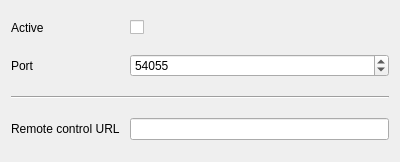
Before: the Qt Designer form src/Gui/Preferences/RemoteControl/GUI_RemoteControlPreferences.ui in Inferno214221/sayonara-player, drawn with Qt 5.
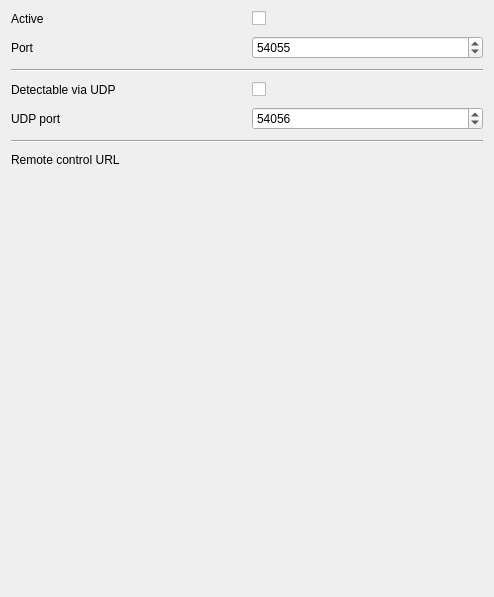
After: the same form once the commit is applied.

The edit to the form file:
```diff
--- a/src/Gui/Preferences/RemoteControl/GUI_RemoteControlPreferences.ui
+++ b/src/Gui/Preferences/RemoteControl/GUI_RemoteControlPreferences.ui
@@ -6,14 +6,51 @@
    <rect>
     <x>0</x>
     <y>0</y>
-    <width>400</width>
-    <height>162</height>
+    <width>494</width>
+    <height>597</height>
    </rect>
   </property>
   <layout class="QGridLayout" name="gridLayout">
    <property name="spacing">
     <number>10</number>
    </property>
+   <item row="4" column="1">
+    <widget class="QSpinBox" name="sb_discover">
+     <property name="minimum">
+      <number>0</number>
+     </property>
+     <property name="maximum">
+      <number>65000</number>
+     </property>
+     <property name="value">
+      <number>54056</number>
+     </property>
+    </widget>
+   </item>
+   <item row="3" column="0">
+    <widget class="QLabel" name="lab_discover">
+     <property name="toolTip">
+      <string notr="true"/>
+     </property>
+     <property name="text">
+      <string>Detectable via UDP</string>
+     </property>
+    </widget>
+   </item>
+   <item row="5" column="0" colspan="2">
+    <widget class="Line" name="line_2">
+     <property name="orientation">
+      <enum>Qt::Horizontal</enum>
+     </property>
+    </widget>
+   </item>
+   <item row="0" column="0">
+    <widget class="QLabel" name="lab_active">
+     <property name="text">
+      <string notr="true">Active</string>
+     </property>
+    </widget>
+   </item>
    <item row="0" column="1">
     <widget class="QCheckBox" name="cb_activate">
      <property name="layoutDirection">
@@ -24,10 +61,10 @@
      </property>
     </widget>
    </item>
-   <item row="2" column="0" colspan="2">
-    <widget class="Line" name="line_2">
-     <property name="orientation">
-      <enum>Qt::Horizontal</enum>
+   <item row="6" column="0">
+    <widget class="QLabel" name="lab_url">
+     <property name="text">
+      <string>Remote control URL</string>
      </property>
     </widget>
    </item>
@@ -38,23 +75,6 @@
      </property>
     </widget>
    </item>
-   <item row="3" column="1">
-    <widget class="QLineEdit" name="le_url"/>
-   </item>
-   <item row="0" column="0">
-    <widget class="QLabel" name="lab_active">
-     <property name="text">
-      <string notr="true">Active</string>
-     </property>
-    </widget>
-   </item>
-   <item row="3" column="0">
-    <widget class="QLabel" name="lab_url">
-     <property name="text">
-      <string>Remote control URL</string>
-     </property>
-    </widget>
-   </item>
    <item row="1" column="1">
     <widget class="QSpinBox" name="sb_port">
      <property name="maximum">
@@ -65,6 +85,53 @@
      </property>
     </widget>
    </item>
+   <item row="4" column="0">
+    <widget class="QLabel" name="label_3">
+     <property name="text">
+      <string>UDP port</string>
+     </property>
+    </widget>
+   </item>
+   <item row="3" column="1">
+    <widget class="QCheckBox" name="cb_discover">
+     <property name="toolTip">
+      <string notr="true"/>
+     </property>
+     <property name="text">
+      <string/>
+     </property>
+    </widget>
+   </item>
+   <item row="2" column="0" colspan="2">
+    <widget class="Line" name="line">
+     <property name="orientation">
+      <enum>Qt::Horizontal</enum>
+     </property>
+    </widget>
+   </item>
+   <item row="7" column="1">
+    <spacer name="verticalSpacer">
+     <property name="orientation">
+      <enum>Qt::Vertical</enum>
+     </property>
+     <property name="sizeHint" stdset="0">
+      <size>
+       <width>20</width>
+       <height>40</height>
+      </size>
+     </property>
+    </spacer>
+   </item>
+   <item row="6" column="1">
+    <widget class="QLabel" name="lab_urls">
+     <property name="text">
+      <string notr="true"/>
+     </property>
+     <property name="textInteractionFlags">
+      <set>Qt::LinksAccessibleByMouse|Qt::TextSelectableByKeyboard|Qt::TextSelectableByMouse</set>
+     </property>
+    </widget>
+   </item>
   </layout>
  </widget>
  <tabstops>
```
Left out of the diff: 1 changed line with no effect on the pictures.
